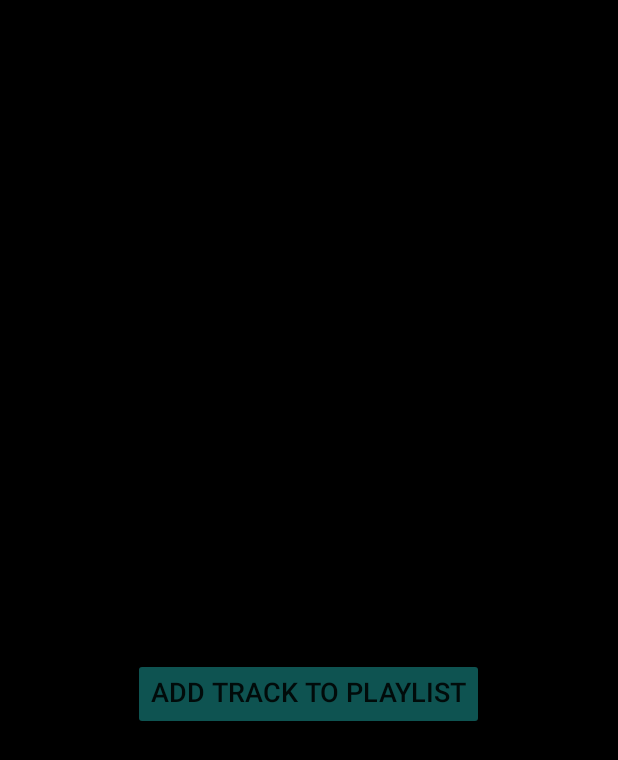
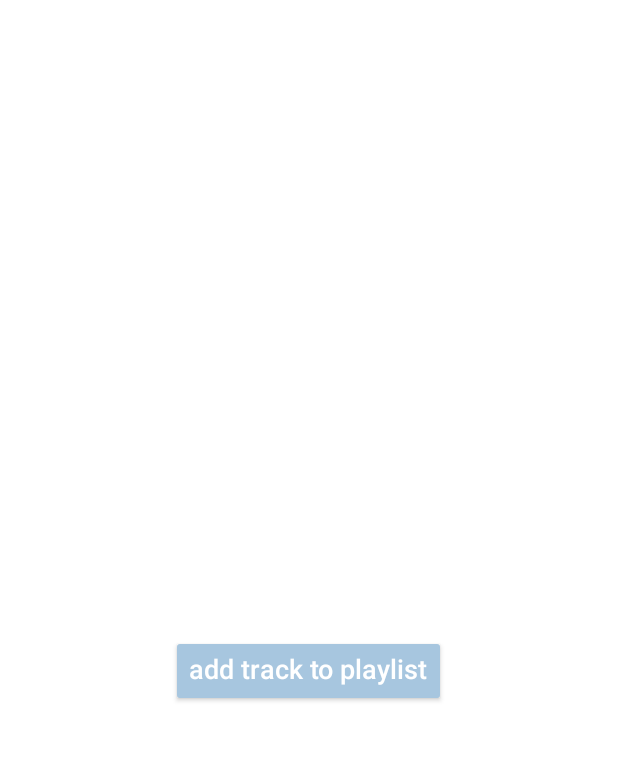
Before and after one commit to hsubrittany/ListenToMe, an Android app: the layout activity_result.xml on its own in the app's theme, with its tools: preview values and no code run, on a phone screen of 412 x 824 dp. Shown: the top 760 px of the screen. Run offline under Robolectric (Android 15) with nearby library versions, the phone set to English and light mode, and no system bars.

Commit message:
Changed color scheme, styling

```diff
--- a/app/src/main/java/com/example/brittanyhsu/bhspotify/MyPagerAdapter.java
+++ b/app/src/main/java/com/example/brittanyhsu/bhspotify/MyPagerAdapter.java
@@ -38,9 +38,9 @@ public class MyPagerAdapter extends FragmentPagerAdapter {
     public CharSequence getPageTitle(int position) {
         switch(position) {
             case 0:
-                return "RESULT";
+                return "result";
             case 1:
-                return "HISTORY";
+                return "history";
             default:
                 return null;
         }
--- a/app/src/main/res/layout/activity_result.xml
+++ b/app/src/main/res/layout/activity_result.xml
@@ -47,10 +47,12 @@
         android:layout_height="wrap_content"
         android:layout_below="@+id/artistName"
         android:layout_centerHorizontal="true"
-        android:layout_marginTop="40dp"
+        android:layout_marginTop="10dp"
         android:backgroundTint="@color/background"
         android:gravity="center_horizontal"
         android:text="@string/button_name"
+        android:textColor="#ffffff"
+        android:textAllCaps="false"
         android:textSize="18sp"/>
 
 </RelativeLayout>
--- a/app/src/main/res/layout/fragment_history.xml
+++ b/app/src/main/res/layout/fragment_history.xml
@@ -11,7 +11,9 @@
     <Button
         android:layout_width="wrap_content"
         android:layout_height="wrap_content"
-        android:text="CLEAR HISTORY"
+        android:text="clear history"
+        android:textAllCaps="false"
+        android:textColor="#ffffff"
         android:layout_centerHorizontal="true"
         android:id="@+id/clearButton"
         android:layout_alignParentBottom="true"
--- a/app/src/main/res/layout/list_row.xml
+++ b/app/src/main/res/layout/list_row.xml
@@ -36,7 +36,7 @@
         android:src="@drawable/play_btn"
         android:adjustViewBounds="true"
         android:scaleType="fitCenter"
-        android:background="@color/black"
+        android:background="@color/winBackground"
         android:layout_alignParentRight="true"
         android:layout_marginRight="10dp"
         android:clickable="true"
--- a/app/src/main/res/values/strings.xml
+++ b/app/src/main/res/values/strings.xml
@@ -1,4 +1,5 @@
 <resources>
-    <string name="app_name">ListenToMe</string>
-    <string name="button_name">Add track to playlist</string>
+    <string name="app_name">listentome</string>
+    <string name="button_name">add track to playlist</string>
+    <string name="tap_button">tap button to find song</string>
 </resources>
--- a/app/src/main/res/values/styles.xml
+++ b/app/src/main/res/values/styles.xml
@@ -13,7 +13,7 @@
         <item name="android:actionBarStyle">@style/ActionBar</item>
         <item name="actionBarStyle">@style/ActionBar</item>
         <item name="alertDialogTheme">@style/MyAlertDialog</item>
-        <item name="android:textColor">#ffffff</item>
+        <item name="android:textColor">@color/grey_text</item>
     </style>
 
     <style name="ActionBar"
@@ -30,8 +30,9 @@
         <item name="android:textSize">16sp</item>
     </style>
 
-    <color name="winBackground">#000000</color>
-    <color name="background">#0e5351</color>
-    <color name="animation">#1b7c79</color>
+    <color name="winBackground">#ffffff</color>
+    <color name="background">#a7c6df</color>
+    <color name="animation">#a7c6df</color>
+    <color name="grey_text">#535353</color>
 
 </resources>
```
Also changed, not shown: app/src/main/java/com/example/brittanyhsu/bhspotify/FingerprintActivity.java (+7 -7 lines), app/src/main/res/layout/activity_fingerprint.xml (+4 -3 lines), app/src/main/res/drawable/play_btn.png, app/src/main/res/drawable/stop_btn.png.
